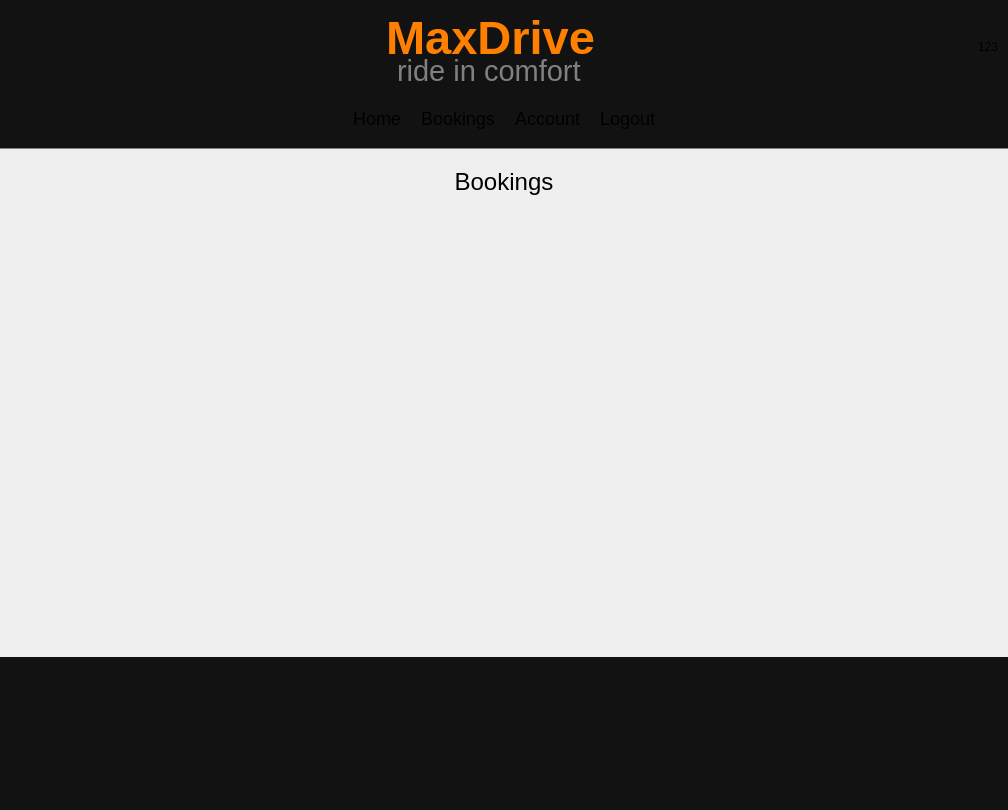
The window that mainwindow.ui (Maks2447/RentalCarsProject) describes before a commit, drawn with Qt 5.
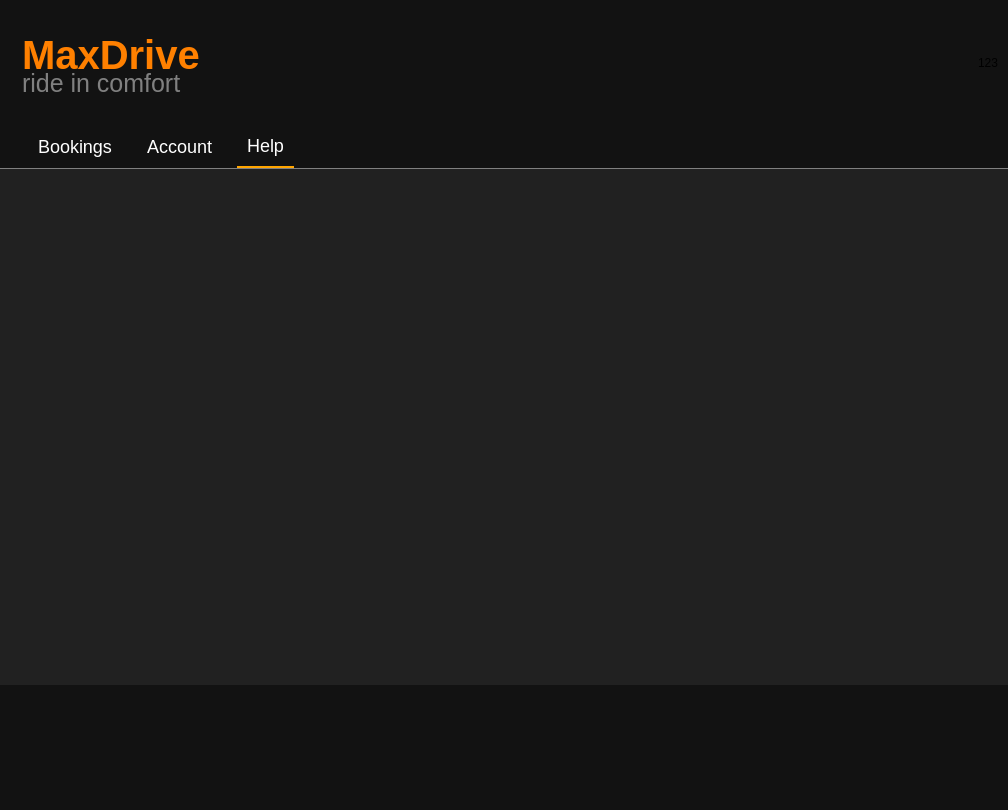
The same window after the commit. The open tabs and pages were chosen to show the change. Icons and pictures are not drawn.

Diff of the .ui file:
```diff
--- a/mainwindow.ui
+++ b/mainwindow.ui
@@ -1093,9 +1093,11 @@
       </widget>
       <widget class="QWidget" name="ProfilePage">
        <property name="styleSheet">
-        <string notr="true"/>
+        <string notr="true">#ProfilePage {
+	color: rgb(255, 255, 255);
+}</string>
        </property>
-       <layout class="QGridLayout" name="gridLayout" rowstretch="1,0,10,3">
+       <layout class="QGridLayout" name="gridLayout" rowstretch="2,9,2">
         <property name="leftMargin">
          <number>0</number>
         </property>
@@ -1111,46 +1113,11 @@
         <property name="verticalSpacing">
          <number>0</number>
         </property>
-        <item row="0" column="0">
-         <widget class="QWidget" name="widget_2" native="true">
-          <property name="styleSheet">
-           <string notr="true">background-color: #121212;</string>
-          </property>
-          <layout class="QHBoxLayout" name="horizontalLayout_4" stretch="3,0">
-           <property name="topMargin">
-            <number>11</number>
-           </property>
-           <property name="bottomMargin">
-            <number>11</number>
-           </property>
-           <item>
-            <widget class="QLabel" name="label_2">
-             <property name="styleSheet">
-              <string notr="true"/>
-             </property>
-             <property name="text">
-              <string>&lt;p style=&quot;margin: 0; line-height: 0.8;&quot;&gt;
-      &lt;span style=&quot;font-family: 'Californian FB', 'sans-serif'; font-size: 47px; font-weight: 700; color: #ff8000;&quot;&gt;MaxDrive&lt;/span&gt;&lt;br&gt;
-      &lt;span style=&quot;font-family: 'Californian FB', 'sans-serif'; font-size: 29px; color: #808080;&quot;&gt;ride in comfort&lt;/span&gt;
-    &lt;/p&gt;</string>
-             </property>
-             <property name="alignment">
-              <set>Qt::AlignmentFlag::AlignCenter</set>
-             </property>
-            </widget>
-           </item>
-           <item>
-            <widget class="QLabel" name="label_3">
-             <property name="text">
-              <string>123</string>
-             </property>
-            </widget>
-           </item>
-          </layout>
-         </widget>
-        </item>
-        <item row="2" column="0">
+        <item row="1" column="0">
          <widget class="QWidget" name="widget_3" native="true">
+          <property name="styleSheet">
+           <string notr="true">background-color: #121212;</string>
+          </property>
           <layout class="QHBoxLayout" name="horizontalLayout_5">
            <property name="leftMargin">
             <number>0</number>
@@ -1168,30 +1135,52 @@
             <widget class="QTabWidget" name="tabWidget">
              <property name="styleSheet">
               <string notr="true">QTabBar {
-    background: transparent;
+    background-color: #212121;
+    font-size: 18px; 
     border: none;
 }
 
 QTabBar::tab {
-    background: transparent;
+    background-color: #121212;
+    color: white;
+    padding: 10px 10px;
     border: none;
-    margin: 0;
-    padding: 0;
-width: 0px;
-    height: 0px;
+}
+
+QTabBar::tab:selected {
+    background-color: #121212; /* Цвет фона для активной вкладки */
+    color: white;              /* Цвет текста для активной вкладки */
+    border-bottom: 2px solid orange; /* Граница снизу активной вкладки */
 }
 
 QTabWidget::pane {
-    border: none;
+	background-color: #212121;
+    border-top: 1px solid gray; 
+}
+
+QTabWidget::pane *{
+	background-color: #121212;
+}
+
+QTabBar::tab:first {
+	margin-left: 28px;    
+	margin-right: 15px;
+}
+
+QTabBar::tab:last {
+	margin-left: 15px; 
 }
 </string>
              </property>
              <property name="currentIndex">
               <number>0</number>
              </property>
-             <widget class="QWidget" name="tab">
+             <widget class="QWidget" name="BookingPage">
+              <property name="styleSheet">
+               <string notr="true">background-color: #212121;</string>
+              </property>
               <attribute name="title">
-               <string>Tab 1</string>
+               <string>Bookings</string>
               </attribute>
               <layout class="QVBoxLayout" name="verticalLayout_11" stretch="1,9">
                <item>
@@ -1205,7 +1194,7 @@
                   <string>Bookings</string>
                  </property>
                  <property name="alignment">
-                  <set>Qt::AlignmentFlag::AlignCenter</set>
+                  <set>Qt::AlignmentFlag::AlignLeading|Qt::AlignmentFlag::AlignLeft|Qt::AlignmentFlag::AlignVCenter</set>
                  </property>
                 </widget>
                </item>
@@ -1216,7 +1205,7 @@
              </widget>
              <widget class="QWidget" name="tab_2">
               <attribute name="title">
-               <string>Tab 2</string>
+               <string>Account</string>
               </attribute>
               <widget class="QPushButton" name="pushButton_2">
                <property name="geometry">
@@ -1232,131 +1221,76 @@
                </property>
               </widget>
              </widget>
+             <widget class="QWidget" name="tab">
+              <property name="minimumSize">
+               <size>
+                <width>0</width>
+                <height>0</height>
+               </size>
+              </property>
+              <property name="maximumSize">
+               <size>
+                <width>11111111</width>
+                <height>16777215</height>
+               </size>
+              </property>
+              <property name="styleSheet">
+               <string notr="true">background-color: #212121;</string>
+              </property>
+              <attribute name="title">
+               <string>Help</string>
+              </attribute>
+             </widget>
             </widget>
            </item>
           </layout>
          </widget>
         </item>
-        <item row="1" column="0">
-         <widget class="QWidget" name="widget_4" native="true">
-          <property name="styleSheet">
-           <string notr="true">#widget_4 {
-	background-color: #121212;
-	border-bottom: 1px solid gray;
-}
-
-#widget_4 *{
-	font-size: 18px;
-	border: none;
-	background-color: #121212;
-}
-
-</string>
-          </property>
-          <layout class="QHBoxLayout" name="horizontalLayout_6" stretch="1,0,0,0,0,1">
-           <property name="spacing">
-            <number>20</number>
-           </property>
-           <property name="leftMargin">
-            <number>0</number>
-           </property>
-           <property name="topMargin">
-            <number>15</number>
-           </property>
-           <property name="rightMargin">
-            <number>0</number>
-           </property>
-           <property name="bottomMargin">
-            <number>20</number>
-           </property>
-           <item>
-            <spacer name="horizontalSpacer_2">
-             <property name="orientation">
-              <enum>Qt::Orientation::Horizontal</enum>
-             </property>
-             <property name="sizeHint" stdset="0">
-              <size>
-               <width>40</width>
-               <height>20</height>
-              </size>
-             </property>
-            </spacer>
-           </item>
-           <item>
-            <widget class="QPushButton" name="pushButton_3">
-             <property name="maximumSize">
-              <size>
-               <width>91</width>
-               <height>16777215</height>
-              </size>
-             </property>
-             <property name="text">
-              <string>Home</string>
-             </property>
-            </widget>
-           </item>
-           <item>
-            <widget class="QPushButton" name="pushButton_4">
-             <property name="maximumSize">
-              <size>
-               <width>91</width>
-               <height>16777215</height>
-              </size>
-             </property>
-             <property name="text">
-              <string>Bookings</string>
-             </property>
-            </widget>
-           </item>
-           <item>
-            <widget class="QPushButton" name="pushButton_5">
-             <property name="minimumSize">
-              <size>
-               <width>0</width>
-               <height>0</height>
-              </size>
-             </property>
-             <property name="maximumSize">
-              <size>
-               <width>16777215</width>
-               <height>16777215</height>
-              </size>
-             </property>
-             <property name="text">
-              <string>Account</string>
-             </property>
-            </widget>
-           </item>
-           <item>
-            <widget class="QPushButton" name="pushButton_6">
-             <property name="text">
-              <string>Logout</string>
-             </property>
-            </widget>
-           </item>
-           <item>
-            <spacer name="horizontalSpacer_3">
-             <property name="orientation">
-              <enum>Qt::Orientation::Horizontal</enum>
-             </property>
-             <property name="sizeHint" stdset="0">
-              <size>
-               <width>40</width>
-               <height>20</height>
-              </size>
-             </property>
-            </spacer>
-           </item>
-          </layout>
-         </widget>
-        </item>
-        <item row="3" column="0">
+        <item row="2" column="0">
          <widget class="QWidget" name="widget_5" native="true">
           <property name="styleSheet">
            <string notr="true">background-color: #121212;</string>
           </property>
          </widget>
         </item>
+        <item row="0" column="0">
+         <widget class="QWidget" name="widget_2" native="true">
+          <property name="styleSheet">
+           <string notr="true">background-color: #121212;</string>
+          </property>
+          <layout class="QHBoxLayout" name="horizontalLayout_4" stretch="3,0">
+           <property name="topMargin">
+            <number>11</number>
+           </property>
+           <property name="bottomMargin">
+            <number>11</number>
+           </property>
+           <item>
+            <widget class="QLabel" name="label_2">
+             <property name="styleSheet">
+              <string notr="true">margin-left: 10px;</string>
+             </property>
+             <property name="text">
+              <string>&lt;p style=&quot;margin: 0; line-height: 0.8;&quot;&gt;
+      &lt;span style=&quot;font-family: 'Californian FB', 'sans-serif'; font-size: 40px; font-weight: 700; color: #ff8000;&quot;&gt;MaxDrive&lt;/span&gt;&lt;br&gt;
+      &lt;span style=&quot;font-family: 'Californian FB', 'sans-serif'; font-size: 25px; color: #808080;&quot;&gt;ride in comfort&lt;/span&gt;
+    &lt;/p&gt;</string>
+             </property>
+             <property name="alignment">
+              <set>Qt::AlignmentFlag::AlignLeading|Qt::AlignmentFlag::AlignLeft|Qt::AlignmentFlag::AlignVCenter</set>
+             </property>
+            </widget>
+           </item>
+           <item>
+            <widget class="QLabel" name="label_3">
+             <property name="text">
+              <string>123</string>
+             </property>
+            </widget>
+           </item>
+          </layout>
+         </widget>
+        </item>
        </layout>
       </widget>
      </widget>
```
Left out of the diff: 11 changed lines with no effect on the pictures.
